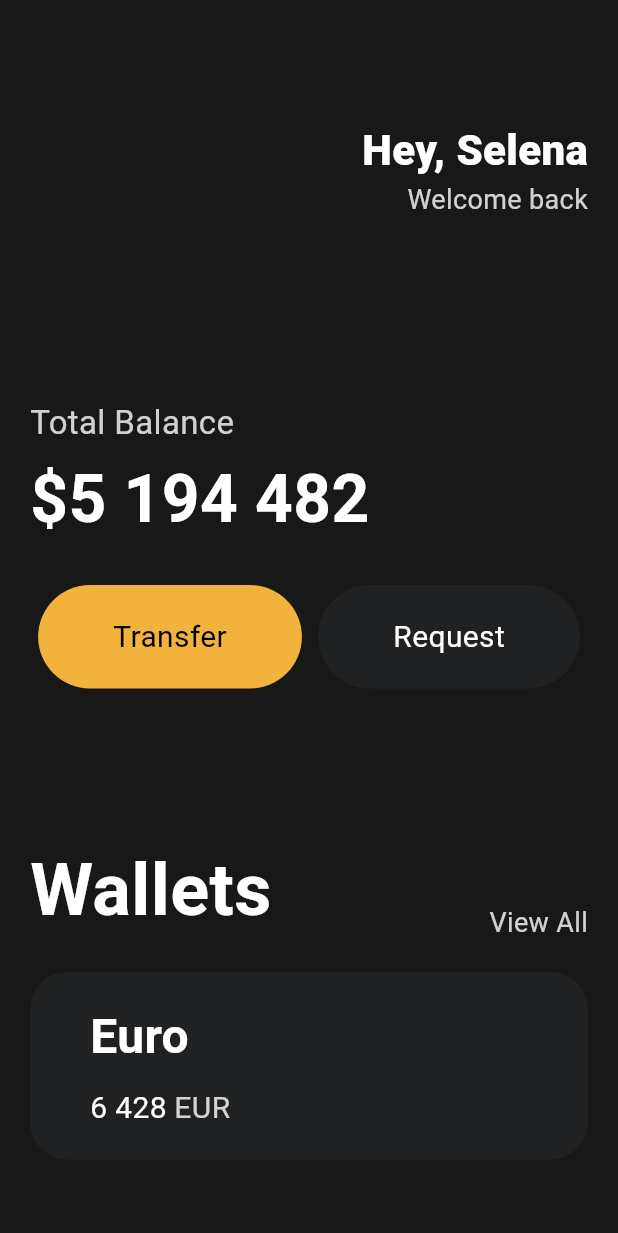
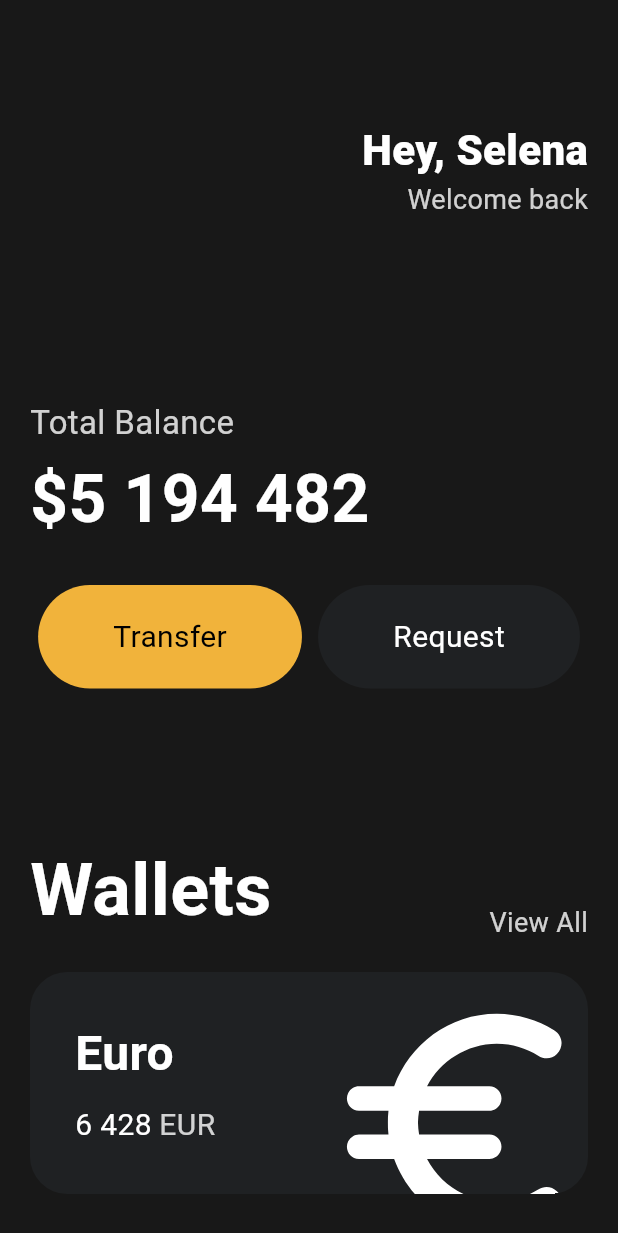
Before and after one commit to yamsroun-Study/toonflix, a Flutter app: the screen it shows after launch, on a phone screen of 412 x 824 dp. Shown: the top 1233 px of the screen. Run offline on Flutter 3.47's test engine with Material 3 defaults, Android fonts, the phone set to English and light mode, and no system bars.

Commit message:
3.7 Icons and Transforms

```diff
--- a/lib/main.dart
+++ b/lib/main.dart
@@ -102,16 +102,15 @@ class App extends StatelessWidget {
               ),
               const SizedBox(height: 20),
               Container(
+                clipBehavior: Clip.hardEdge,
                 decoration: BoxDecoration(
                   color: const Color(0xFF1F2123),
                   borderRadius: BorderRadius.circular(25),
                 ),
                 child: Padding(
-                  padding: const EdgeInsets.symmetric(
-                    vertical: 20,
-                    horizontal: 40,
-                  ),
+                  padding: const EdgeInsets.all(30),
                   child: Row(
+                    mainAxisAlignment: MainAxisAlignment.spaceBetween,
                     children: [
                       Column(
                         crossAxisAlignment: CrossAxisAlignment.start,
@@ -146,6 +145,17 @@ class App extends StatelessWidget {
                           ),
                         ],
                       ),
+                      Transform.scale(
+                        scale: 2.2,
+                        child: Transform.translate(
+                          offset: const Offset(-5, 12),
+                          child: const Icon(
+                            Icons.euro_rounded,
+                            color: Colors.white,
+                            size: 88,
+                          ),
+                        ),
+                      ),
                     ],
                   ),
                 ),
```
